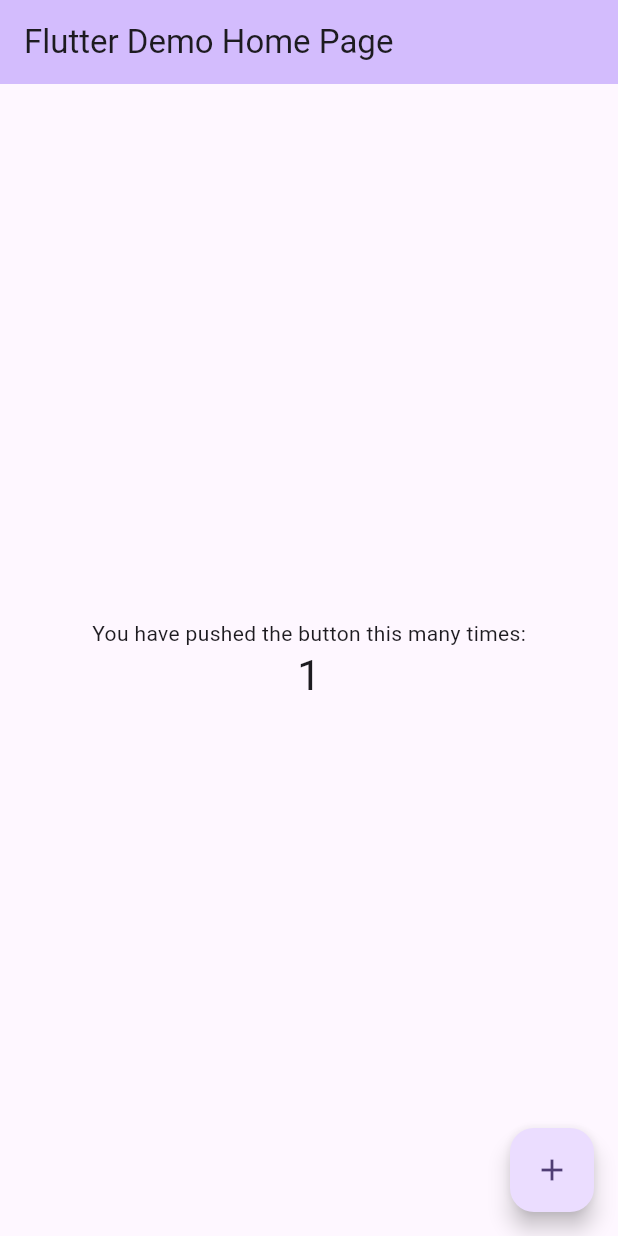
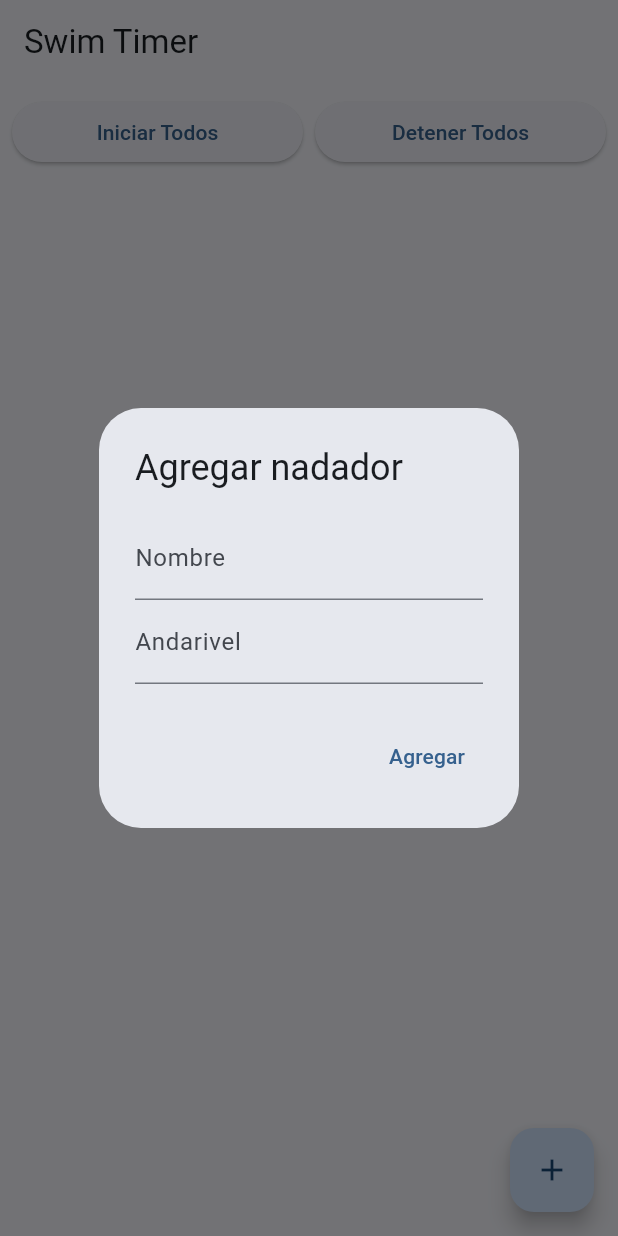
Before and after one commit to fideo/untref, a Flutter app: the screen it shows after launch, after a tap on the "add" icon, on a phone screen of 412 x 824 dp. Run offline on Flutter 3.47's test engine with Material 3 defaults, Android fonts, the phone set to English and light mode, and no system bars.

Commit message:
base del proyecto

```diff
--- a/lib/main.dart
+++ b/lib/main.dart
@@ -1,122 +1,19 @@
 import 'package:flutter/material.dart';
+import 'screens/home_screen.dart';
 
 void main() {
-  runApp(const MyApp());
+  runApp(const UntrefApp());
 }
 
-class MyApp extends StatelessWidget {
-  const MyApp({super.key});
+class UntrefApp extends StatelessWidget {
+  const UntrefApp({super.key});
 
-  // This widget is the root of your application.
   @override
   Widget build(BuildContext context) {
     return MaterialApp(
-      title: 'Flutter Demo',
-      theme: ThemeData(
-        // This is the theme of your application.
-        //
-        // TRY THIS: Try running your application with "flutter run". You'll see
-        // the application has a purple toolbar. Then, without quitting the app,
-        // try changing the seedColor in the colorScheme below to Colors.green
-        // and then invoke "hot reload" (save your changes or press the "hot
-        // reload" button in a Flutter-supported IDE, or press "r" if you used
-        // the command line to start the app).
-        //
-        // Notice that the counter didn't reset back to zero; the application
-        // state is not lost during the reload. To reset the state, use hot
-        // restart instead.
-        //
-        // This works for code too, not just values: Most code changes can be
-        // tested with just a hot reload.
-        colorScheme: ColorScheme.fromSeed(seedColor: Colors.deepPurple),
-      ),
-      home: const MyHomePage(title: 'Flutter Demo Home Page'),
+      title: 'UNTREF Natación',
+      theme: ThemeData(useMaterial3: true, colorSchemeSeed: Colors.blue),
+      home: const HomeScreen(),
     );
   }
 }
-
-class MyHomePage extends StatefulWidget {
-  const MyHomePage({super.key, required this.title});
-
-  // This widget is the home page of your application. It is stateful, meaning
-  // that it has a State object (defined below) that contains fields that affect
-  // how it looks.
-
-  // This class is the configuration for the state. It holds the values (in this
-  // case the title) provided by the parent (in this case the App widget) and
-  // used by the build method of the State. Fields in a Widget subclass are
-  // always marked "final".
-
-  final String title;
-
-  @override
-  State<MyHomePage> createState() => _MyHomePageState();
-}
-
-class _MyHomePageState extends State<MyHomePage> {
-  int _counter = 0;
-
-  void _incrementCounter() {
-    setState(() {
-      // This call to setState tells the Flutter framework that something has
-      // changed in this State, which causes it to rerun the build method below
-      // so that the display can reflect the updated values. If we changed
-      // _counter without calling setState(), then the build method would not be
-      // called again, and so nothing would appear to happen.
-      _counter++;
-    });
-  }
-
-  @override
-  Widget build(BuildContext context) {
-    // This method is rerun every time setState is called, for instance as done
-    // by the _incrementCounter method above.
-    //
-    // The Flutter framework has been optimized to make rerunning build methods
-    // fast, so that you can just rebuild anything that needs updating rather
-    // than having to individually change instances of widgets.
-    return Scaffold(
-      appBar: AppBar(
-        // TRY THIS: Try changing the color here to a specific color (to
-        // Colors.amber, perhaps?) and trigger a hot reload to see the AppBar
-        // change color while the other colors stay the same.
-        backgroundColor: Theme.of(context).colorScheme.inversePrimary,
-        // Here we take the value from the MyHomePage object that was created by
-        // the App.build method, and use it to set our appbar title.
-        title: Text(widget.title),
-      ),
-      body: Center(
-        // Center is a layout widget. It takes a single child and positions it
-        // in the middle of the parent.
-        child: Column(
-          // Column is also a layout widget. It takes a list of children and
-          // arranges them vertically. By default, it sizes itself to fit its
-          // children horizontally, and tries to be as tall as its parent.
-          //
-          // Column has various properties to control how it sizes itself and
-          // how it positions its children. Here we use mainAxisAlignment to
-          // center the children vertically; the main axis here is the vertical
-          // axis because Columns are vertical (the cross axis would be
-          // horizontal).
-          //
-          // TRY THIS: Invoke "debug painting" (choose the "Toggle Debug Paint"
-          // action in the IDE, or press "p" in the console), to see the
-          // wireframe for each widget.
-          mainAxisAlignment: MainAxisAlignment.center,
-          children: <Widget>[
-            const Text('You have pushed the button this many times:'),
-            Text(
-              '$_counter',
-              style: Theme.of(context).textTheme.headlineMedium,
-            ),
-          ],
-        ),
-      ),
-      floatingActionButton: FloatingActionButton(
-        onPressed: _incrementCounter,
-        tooltip: 'Increment',
-        child: const Icon(Icons.add),
-      ), // This trailing comma makes auto-formatting nicer for build methods.
-    );
-  }
-}
--- /dev/null
+++ b/lib/models/swimmer.dart
@@ -0,0 +1,21 @@
+class Swimmer {
+  final String name;
+  final int lane;
+  bool isRunning;
+  Duration elapsed;
+  List<Duration> splits;
+
+  Swimmer({
+    required this.name,
+    required this.lane,
+    this.isRunning = false,
+    this.elapsed = Duration.zero,
+    List<Duration>? splits,
+  }) : splits = splits ?? [];
+
+  void reset() {
+    isRunning = false;
+    elapsed = Duration.zero;
+    splits.clear();
+  }
+}
--- /dev/null
+++ b/lib/screens/home_screen.dart
@@ -0,0 +1,114 @@
+import 'package:flutter/material.dart';
+import '../models/swimmer.dart';
+import '../utils/stopwatch_manager.dart';
+import '../widgets/swimmer_card.dart';
+
+class HomeScreen extends StatefulWidget {
+  const HomeScreen({super.key});
+
+  @override
+  State<HomeScreen> createState() => _HomeScreenState();
+}
+
+class _HomeScreenState extends State<HomeScreen> {
+  final StopwatchManager stopwatchManager = StopwatchManager();
+  final List<Swimmer> swimmers = [];
+
+  void addSwimmer(String name, int lane) {
+    setState(() {
+      swimmers.add(Swimmer(name: name, lane: lane));
+    });
+  }
+
+  void _showAddDialog() {
+    final nameController = TextEditingController();
+    final laneController = TextEditingController();
+
+    showDialog(
+      context: context,
+      builder: (_) => AlertDialog(
+        title: Text('Agregar nadador'),
+        content: Column(
+          mainAxisSize: MainAxisSize.min,
+          children: [
+            TextField(controller: nameController, decoration: InputDecoration(labelText: 'Nombre')),
+            TextField(controller: laneController, keyboardType: TextInputType.number, decoration: InputDecoration(labelText: 'Andarivel')),
+          ],
+        ),
+        actions: [
+          TextButton(
+            onPressed: () {
+              final name = nameController.text;
+              final lane = int.tryParse(laneController.text) ?? 0;
+              if (name.isNotEmpty && lane > 0) {
+                addSwimmer(name, lane);
+              }
+              Navigator.pop(context);
+            },
+            child: Text('Agregar'),
+          )
+        ],
+      ),
+    );
+  }
+
+  void _startAll() {
+    stopwatchManager.start();
+    setState(() {
+      for (var s in swimmers) {
+        s.isRunning = true;
+      }
+    });
+  }
+
+  void _stopAll() {
+    stopwatchManager.stop();
+    setState(() {
+      for (var s in swimmers) {
+        s.isRunning = false;
+      }
+    });
+  }
+
+  @override
+  void dispose() {
+    stopwatchManager.dispose();
+    super.dispose();
+  }
+
+  @override
+  Widget build(BuildContext context) {
+    return Scaffold(
+      appBar: AppBar(title: Text('Swim Timer')),
+      floatingActionButton: FloatingActionButton(
+        onPressed: _showAddDialog,
+        child: Icon(Icons.add),
+      ),
+      body: Column(
+        children: [
+          Padding(
+            padding: EdgeInsets.all(8),
+            child: Row(
+              children: [
+                Expanded(child: ElevatedButton(onPressed: _startAll, child: Text('Iniciar Todos'))),
+                SizedBox(width: 8),
+                Expanded(child: ElevatedButton(onPressed: _stopAll, child: Text('Detener Todos'))),
+              ],
+            ),
+          ),
+          Expanded(
+            child: ListView.builder(
+              itemCount: swimmers.length,
+              itemBuilder: (context, index) {
+                return SwimmerCard(
+                  swimmer: swimmers[index],
+                  stopwatchManager: stopwatchManager,
+                );
+              },
+            ),
+          )
+        ],
+      ),
+    );
+  }
+}
--- /dev/null
+++ b/lib/utils/stopwatch_manager.dart
@@ -0,0 +1,37 @@
+import 'dart:async';
+
+class StopwatchManager {
+  final Stopwatch _stopwatch = Stopwatch();
+  final StreamController<Duration> _controller = StreamController.broadcast();
+
+  Timer? _timer;
+
+  Stream<Duration> get timeStream => _controller.stream;
+
+  void start() {
+    if (!_stopwatch.isRunning) {
+      _stopwatch.start();
+      _timer = Timer.periodic(Duration(milliseconds: 100), (_) {
+        _controller.add(_stopwatch.elapsed);
+      });
+    }
+  }
+
+  void stop() {
+    _stopwatch.stop();
+    _timer?.cancel();
+  }
+
+  void reset() {
+    stop();
+    _stopwatch.reset();
+    _controller.add(Duration.zero);
+  }
+
+  Duration get current => _stopwatch.elapsed;
+
+  void dispose() {
+    _timer?.cancel();
+    _controller.close();
+  }
+}
```
Also changed, not shown: lib/widgets/swimmer_card.dart (added, +72 -0 lines).
